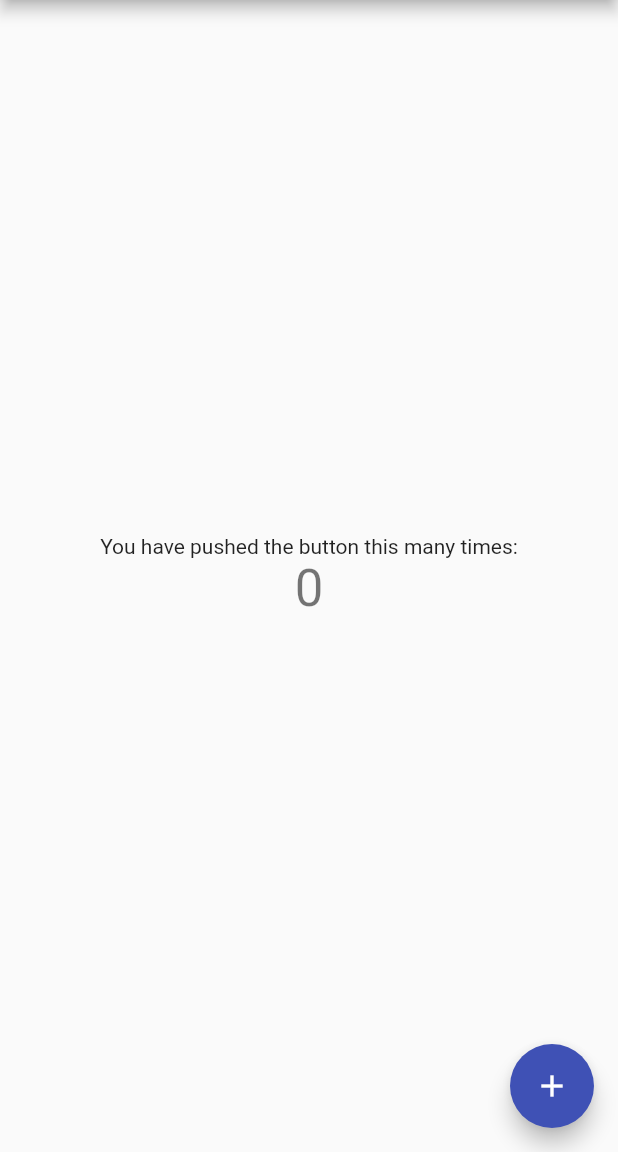
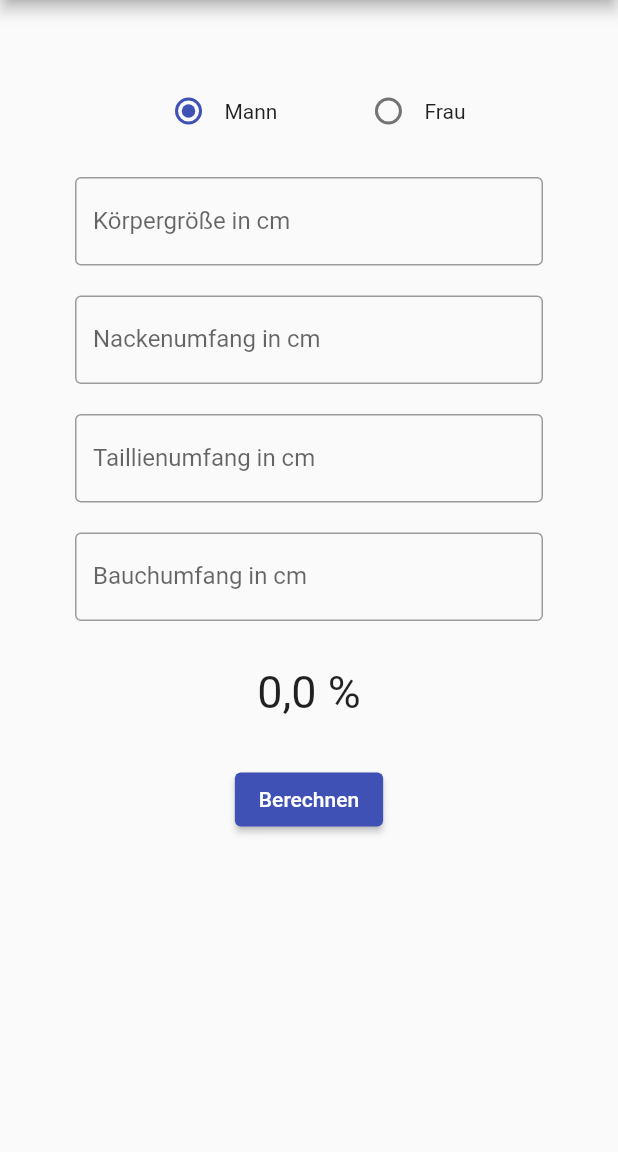
Before and after one commit to Nico-88/App001, a Flutter app: the screen it shows after launch, on a phone screen of 412 x 824 dp, the part 84-1236 px from its top. Run offline on Flutter 3.47's test engine with Material 2 defaults, Android fonts, the phone set to English and light mode, and no system bars.

Commit message:
first formular version

```diff
--- a/lib/main.dart
+++ b/lib/main.dart
@@ -7,21 +7,11 @@ void main() {
 class MyApp extends StatelessWidget {
   const MyApp({Key? key}) : super(key: key);
 
-  // This widget is the root of your application.
   @override
   Widget build(BuildContext context) {
     return MaterialApp(
       title: 'Flutter Demo',
       theme: ThemeData(
-        // This is the theme of your application.
-        //
-        // Try running your application with "flutter run". You'll see the
-        // application has a blue toolbar. Then, without quitting the app, try
-        // changing the primarySwatch below to Colors.green and then invoke
-        // "hot reload" (press "r" in the console where you ran "flutter run",
-        // or simply save your changes to "hot reload" in a Flutter IDE).
-        // Notice that the counter didn't reset back to zero; the application
-        // is not restarted.
         primarySwatch: Colors.indigo,
       ),
       home: const MyHomePage(title: 'Flutter Demo Home Page'),
@@ -32,15 +22,6 @@ class MyApp extends StatelessWidget {
 class MyHomePage extends StatefulWidget {
   const MyHomePage({Key? key, required this.title}) : super(key: key);
 
-  // This widget is the home page of your application. It is stateful, meaning
-  // that it has a State object (defined below) that contains fields that affect
-  // how it looks.
-
-  // This class is the configuration for the state. It holds the values (in this
-  // case the title) provided by the parent (in this case the App widget) and
-  // used by the build method of the State. Fields in a Widget subclass are
-  // always marked "final".
-
   final String title;
 
   @override
@@ -48,68 +29,106 @@ class MyHomePage extends StatefulWidget {
 }
 
 class _MyHomePageState extends State<MyHomePage> {
-  int _counter = 0;
-
-  void _incrementCounter() {
-    setState(() {
-      // This call to setState tells the Flutter framework that something has
-      // changed in this State, which causes it to rerun the build method below
-      // so that the display can reflect the updated values. If we changed
-      // _counter without calling setState(), then the build method would not be
-      // called again, and so nothing would appear to happen.
-      _counter++;
-    });
-  }
+  String gender = 'male';
 
   @override
   Widget build(BuildContext context) {
-    // This method is rerun every time setState is called, for instance as done
-    // by the _incrementCounter method above.
-    //
-    // The Flutter framework has been optimized to make rerunning build methods
-    // fast, so that you can just rebuild anything that needs updating rather
-    // than having to individually change instances of widgets.
     return Scaffold(
       appBar: AppBar(
-        // Here we take the value from the MyHomePage object that was created by
-        // the App.build method, and use it to set our appbar title.
         title: Text(widget.title),
       ),
-      body: Center(
-        // Center is a layout widget. It takes a single child and positions it
-        // in the middle of the parent.
+      body: SingleChildScrollView(
+        child: Form(
+          child: Padding(
+            padding: const EdgeInsets.all(50),
             child: Column(
-          // Column is also a layout widget. It takes a list of children and
-          // arranges them vertically. By default, it sizes itself to fit its
-          // children horizontally, and tries to be as tall as its parent.
-          //
-          // Invoke "debug painting" (press "p" in the console, choose the
-          // "Toggle Debug Paint" action from the Flutter Inspector in Android
-          // Studio, or the "Toggle Debug Paint" command in Visual Studio Code)
-          // to see the wireframe for each widget.
-          //
-          // Column has various properties to control how it sizes itself and
-          // how it positions its children. Here we use mainAxisAlignment to
-          // center the children vertically; the main axis here is the vertical
-          // axis because Columns are vertical (the cross axis would be
-          // horizontal).
+              mainAxisAlignment: MainAxisAlignment.start,
+              children: [
+                Row(
                   mainAxisAlignment: MainAxisAlignment.center,
-          children: <Widget>[
-            const Text(
-              'You have pushed the button this many times:',
+                  children: [
+                    Radio(
+                      value: 'male',
+                      groupValue: gender,
+                      onChanged: (value) {
+                        setState(() {
+                          gender = value.toString();
+                        });
+                      },
                     ),
+                    Text('Mann'),
+                    SizedBox(width: 50),
+                    Radio(
+                      value: 'female',
+                      groupValue: gender,
+                      onChanged: (value) {
+                        setState(() {
+                          gender = value.toString();
+                        });
+                      },
+                    ),
+                    Text('Frau'),
+                  ],
+                ),
+                SizedBox(height: 20),
+                TextFormField(
+                  keyboardType: TextInputType.number,
+                  decoration: InputDecoration(
+                    labelText: 'Körpergröße in cm',
+                    border: OutlineInputBorder(),
+                  ),
+                ),
+                SizedBox(height: 20),
+                TextFormField(
+                  keyboardType: TextInputType.number,
+                  decoration: InputDecoration(
+                    labelText: 'Nackenumfang in cm',
+                    border: OutlineInputBorder(),
+                  ),
+                ),
+                SizedBox(height: 20),
+                TextFormField(
+                  keyboardType: TextInputType.number,
+                  decoration: InputDecoration(
+                    labelText: 'Taillienumfang in cm',
+                    border: OutlineInputBorder(),
+                  ),
+                ),
+                SizedBox(height: 20),
+                TextFormField(
+                  keyboardType: TextInputType.number,
+                  decoration: InputDecoration(
+                    labelText: 'Bauchumfang in cm',
+                    border: OutlineInputBorder(),
+                  ),
+                ),
+                SizedBox(height: 30),
+                Row(
+                  mainAxisAlignment: MainAxisAlignment.center,
+                  children: [
                     Text(
-              '$_counter',
-              style: Theme.of(context).textTheme.headline4,
+                        '0,0 %',
+                      style: const TextStyle(fontSize: 30),
                     ),
                   ],
                 ),
+                SizedBox(height: 30),
+                Row(
+                  mainAxisAlignment: MainAxisAlignment.center,
+                  children: [
+                    ElevatedButton(
+                      onPressed: () {
+
+                      },
+                      child: Text('Berechnen')
                     ),
-      floatingActionButton: FloatingActionButton(
-        onPressed: _incrementCounter,
-        tooltip: 'Increment',
-        child: const Icon(Icons.add),
-      ), // This trailing comma makes auto-formatting nicer for build methods.
+                  ],
+                ),
+              ],
+            )
+          )
+        )
+      ),
     );
   }
 }
```
Lines whose indentation alone changed are shown as unchanged.
